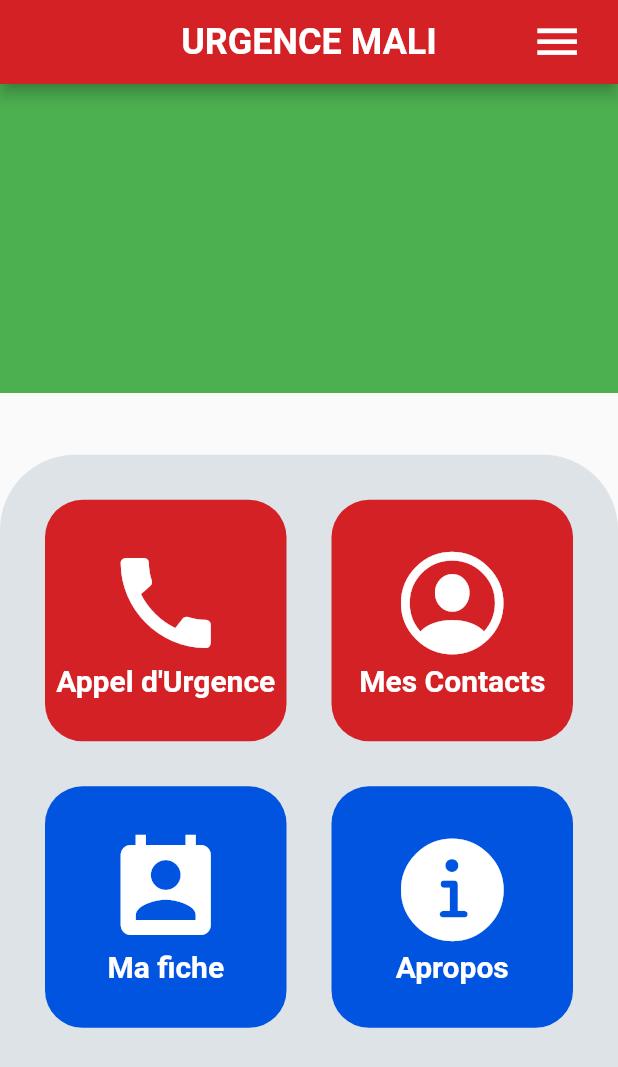
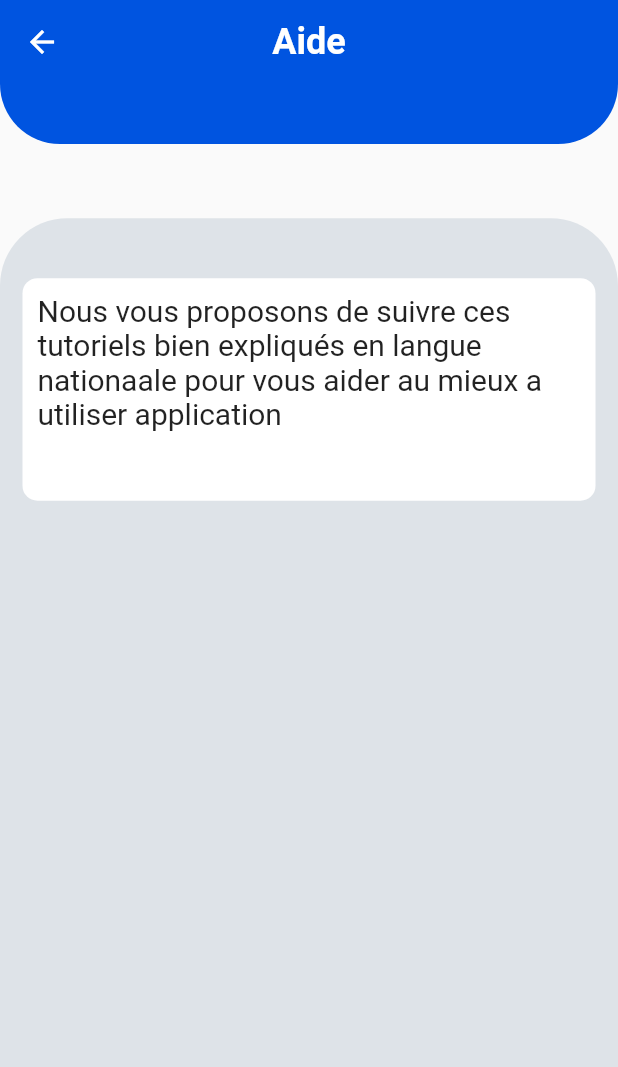
Before and after one commit to devBakary/Urgence-Frontend, a Flutter app: the screen it shows after launch, after a tap on "Apropos", on a phone screen of 412 x 824 dp. Shown: the top 1067 px of the screen. Run offline on Flutter 3.47's test engine with Material 2 defaults, Android fonts, the phone set to English and light mode, and no system bars.

Commit message:
une premiere partie de la page aide

```diff
--- a/lib/Screen/Accueil.dart
+++ b/lib/Screen/Accueil.dart
@@ -2,6 +2,7 @@ import 'package:flutter/cupertino.dart';
 import 'package:flutter/material.dart';
 import 'package:urgence_projet/Screen/Appel.dart';
 import 'package:urgence_projet/Screen/ContactUrgent.dart';
+import 'package:urgence_projet/Screen/PageAide.dart';
 
 class Accueil extends StatelessWidget {
    Accueil({Key? key}) : super(key: key);
@@ -70,7 +71,7 @@ class Accueil extends StatelessWidget {
 
 
                       child: GridView(
-                        gridDelegate:  SliverGridDelegateWithFixedCrossAxisCount(
+                        gridDelegate:  const SliverGridDelegateWithFixedCrossAxisCount(
                             crossAxisCount: 2,
                             mainAxisSpacing: 10,
                             crossAxisSpacing: 10),
@@ -159,7 +160,7 @@ class Accueil extends StatelessWidget {
 
                             child: InkWell(
                               onTap: (){
-                                print('taped');
+                                Navigator.of(context).push(MaterialPageRoute(builder: (_) =>Aide()));
                               },
                               child: Container(
                                 decoration: BoxDecoration(
--- /dev/null
+++ b/lib/Screen/PageAide.dart
@@ -0,0 +1,81 @@
+import 'package:flutter/material.dart';
+
+class Aide extends StatelessWidget {
+  const Aide({Key? key}) : super(key: key);
+
+  @override
+  Widget build(BuildContext context) {
+    return Scaffold(
+        appBar: AppBar(
+
+          title: const Text("Aide",
+            style: TextStyle(fontSize: 24,
+                fontWeight: FontWeight.bold,
+                color: Colors.white),
+          ),
+          centerTitle: true,
+          backgroundColor: Color(0xFF0054E0),
+          elevation: 0,
+        ),
+        body: Column(
+          children: [
+
+            Container(
+              height: 40,
+              decoration: const BoxDecoration(
+                  color: Color(0xFF0054E0),
+                  borderRadius: BorderRadius.only(
+                      bottomLeft: Radius.circular(40),
+                      bottomRight: Radius.circular(40)
+                  )
+              ),
+            ),
+
+            SizedBox(height: MediaQuery.of(context).size.height * .06,),
+
+            Expanded(
+                child: Container(
+
+                  decoration: const BoxDecoration(
+                      color: Color(0xFFDEE3E8),
+                      borderRadius: BorderRadius.only(
+                          topRight: Radius.circular(45),
+                          topLeft: Radius.circular(45)
+                      )
+                  ),
+
+
+                  child: Column(
+                    children: [
+                      Padding(
+                        padding: const EdgeInsets.only(right: 15, left: 15),
+
+                        child: Container(
+                          margin: const EdgeInsets.only(top: 40),
+                          padding: EdgeInsets.all(10),
+                          height: MediaQuery.of(context).size.height * .18,
+                          decoration: BoxDecoration(
+                              color: Colors.white,
+                              borderRadius: BorderRadius.circular(10)
+                          ),
+                          child: const Text(
+                            "Nous vous proposons de suivre ces tutoriels bien expliqués en langue nationaale pour vous "
+                                "aider au mieux a utiliser application",
+                            style: TextStyle(
+                                fontSize: 20
+                            ),
+                          ),
+                        ),
+                      ),
+
+
+                    ],
+                  ),
+                )
+            ),
+          ],
+        )
+
+    );
+  }
+}
```
